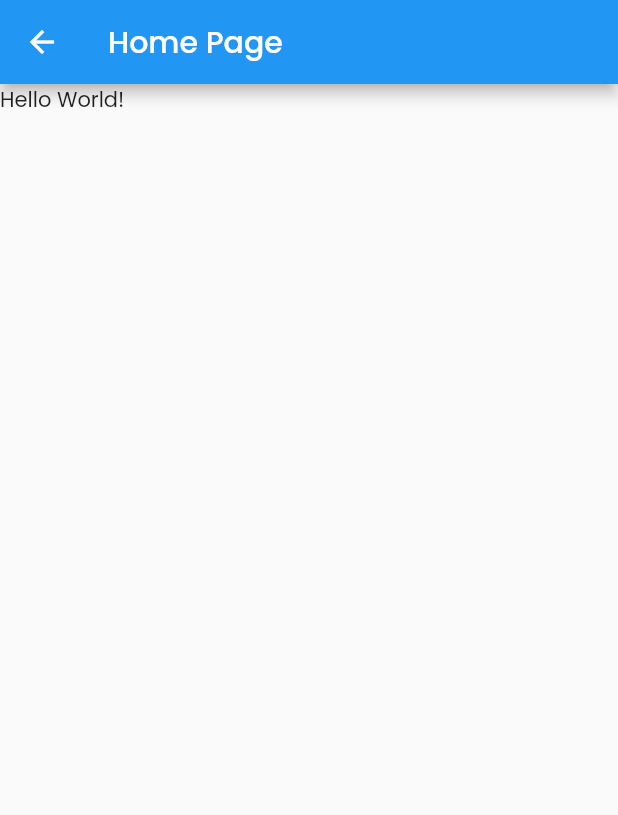
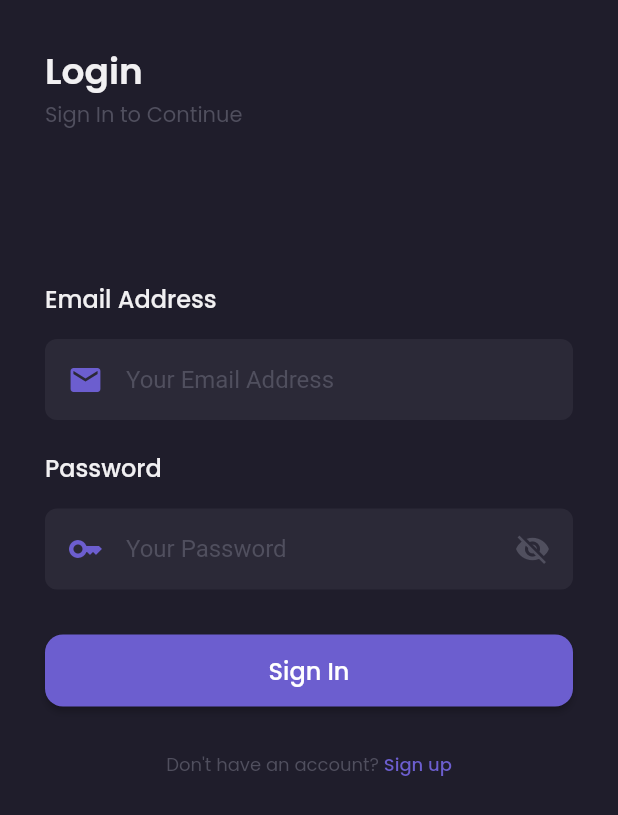
Before and after one commit to kevinrisqi/shoes_market, a Flutter app: the screen it shows after launch, on a phone screen of 412 x 824 dp. Shown: the top 815 px of the screen. Run offline on Flutter 3.47's test engine with Material 2 defaults, Android fonts, the phone set to English and light mode, and no system bars; our stand-ins replace flutter_screenutil, get, google_fonts.

Commit message:
create sign in & sign up pages

```diff
--- /dev/null
+++ b/lib/pages/login_page/login_controller.dart
@@ -0,0 +1,31 @@
+import 'dart:developer';
+
+import 'package:flutter/material.dart';
+import 'package:get/get.dart';
+import 'package:get/get_state_manager/get_state_manager.dart';
+
+class LoginController extends GetxController
+    with GetSingleTickerProviderStateMixin {
+  TextEditingController email = TextEditingController();
+  TextEditingController password = TextEditingController();
+
+  RxBool isLoading = false.obs;
+
+  Future<void> loginAction() async {
+    isLoading.toggle();
+    await Future.delayed(const Duration(seconds: 3));
+    isLoading.toggle();
+  }
+
+  @override
+  void onInit() {
+    log('Login Controller Init');
+    super.onInit();
+  }
+
+  @override
+  void dispose() {
+    log('Login Controller Dispose');
+    super.dispose();
+  }
+}
--- /dev/null
+++ b/lib/pages/login_page/login_page.dart
@@ -0,0 +1,142 @@
+import 'dart:developer';
+
+import 'package:flutter/material.dart';
+import 'package:get/get.dart';
+import 'package:shoes_market/pages/login_page/login_controller.dart';
+import 'package:shoes_market/routes/route_name.dart';
+import 'package:shoes_market/shared/colors.dart';
+import 'package:shoes_market/shared/sizes.dart';
+import 'package:shoes_market/widgets/custom_button.dart';
+import 'package:shoes_market/widgets/custom_text.dart';
+import 'package:shoes_market/widgets/custom_text_field.dart';
+
+class LoginPage extends StatelessWidget {
+  const LoginPage({super.key});
+
+  @override
+  Widget build(BuildContext context) {
+    return Scaffold(
+      backgroundColor: bgColor1,
+      body: GetBuilder<LoginController>(builder: (c) {
+        return SafeArea(
+          child: SingleChildScrollView(
+            scrollDirection: Axis.vertical,
+            child: Column(
+              crossAxisAlignment: CrossAxisAlignment.start,
+              children: [
+                header(),
+                SizedBox(
+                  height: padding + 10,
+                ),
+                content(),
+              ],
+            ),
+          ),
+        );
+      }),
+    );
+  }
+
+  Widget header() {
+    return Padding(
+      padding: EdgeInsets.all(padding),
+      child: Column(
+        crossAxisAlignment: CrossAxisAlignment.start,
+        children: [
+          customText(
+            'Login',
+            fontSize: 24,
+            fontWeight: semiBold,
+            color: primaryTextColor,
+          ),
+          customText(
+            'Sign In to Continue',
+            color: subtitleTextColor,
+          ),
+        ],
+      ),
+    );
+  }
+
+  Widget content() {
+    return GetBuilder<LoginController>(
+      builder: (c) {
+        return Padding(
+          padding: EdgeInsets.all(padding),
+          child: Column(
+            crossAxisAlignment: CrossAxisAlignment.start,
+            children: [
+              customText(
+                'Email Address',
+                fontSize: 16,
+                fontWeight: medium,
+                color: primaryTextColor,
+              ),
+              SizedBox(
+                height: padding / 2,
+              ),
+              customTextField(
+                'Your Email Address',
+                controller: c.email,
+                icon: Icons.email,
+              ),
+              SizedBox(
+                height: padding - 10,
+              ),
+              customText(
+                'Password',
+                fontSize: 16,
+                fontWeight: medium,
+                color: primaryTextColor,
+              ),
+              SizedBox(
+                height: padding / 2,
+              ),
+              customTextField(
+                'Your Password',
+                controller: c.password,
+                icon: Icons.key,
+                isPassword: true,
+              ),
+              SizedBox(
+                height: padding,
+              ),
+              Obx(
+                () => customButton(
+                  'Sign In',
+                  isLoading: c.isLoading.value,
+                  ontap: () async {
+                    log('Login');
+                    c.loginAction();
+                  },
+                ),
+              ),
+              SizedBox(
+                height: padding,
+              ),
+              Row(
+                mainAxisAlignment: MainAxisAlignment.center,
+                children: [
+                  customText(
+                    'Don\'t have an account? ',
+                    color: subtitleTextColor,
+                    fontSize: FontSize.s12,
+                  ),
+                  InkWell(
+                    onTap: () => Get.toNamed(RouteName.register),
+                    child: customText(
+                      'Sign up',
+                      color: mainColor,
+                      fontSize: FontSize.s12,
+                      fontWeight: medium,
+                    ),
+                  )
+                ],
+              )
+            ],
+          ),
+        );
+      },
+    );
+  }
+}
--- a/lib/pages/splash_screen_page/splash_screen_controller.dart
+++ b/lib/pages/splash_screen_page/splash_screen_controller.dart
@@ -7,7 +7,7 @@ class SplashScreenController extends GetxController {
   void onInit() {
     Future.microtask(() async {
       await Future.delayed(const Duration(seconds: 3));
-      Get.toNamed(RouteName.home);
+      Get.offAllNamed(RouteName.login);
     });
     super.onInit();
   }
--- a/lib/routes/route.dart
+++ b/lib/routes/route.dart
@@ -1,6 +1,9 @@
 import 'package:get/get.dart';
 import 'package:shoes_market/pages/home_page/home_page.dart';
+import 'package:shoes_market/pages/login_page/login_page.dart';
+import 'package:shoes_market/pages/register_page/register_page.dart';
 import 'package:shoes_market/pages/splash_screen_page/splash_screen_page.dart';
+import 'package:shoes_market/routes/binding.dart';
 import 'package:shoes_market/routes/route_name.dart';
 
 List<GetPage> pages = [
@@ -10,6 +13,16 @@ List<GetPage> pages = [
   ),
   GetPage(
     name: RouteName.home,
-    page: () => HomePage(),
+    page: () => const HomePage(),
+  ),
+  GetPage(
+    name: RouteName.login,
+    page: () => const LoginPage(),
+    binding: LoginBinding(),
+  ),
+  GetPage(
+    name: RouteName.register,
+    page: () => const RegisterPage(),
+    binding: RegisterBinding(),
   ),
 ];
--- a/lib/routes/route_name.dart
+++ b/lib/routes/route_name.dart
@@ -1,4 +1,6 @@
 abstract class RouteName {
   static const splashScreen = '/splash-screen';
   static const home = '/';
+  static const login = '/login';
+  static const register = '/register';
 }
--- a/lib/shared/colors.dart
+++ b/lib/shared/colors.dart
@@ -1,12 +1,13 @@
 import 'package:flutter/material.dart';
 
 /// Color
-const Color mainColor =  Color(0xff6C5ECF);
-const Color secondaryColor =  Color(0xff38ABBE);
-const Color alertColor =  Color(0xffED6363);
-const Color priceColor =  Color(0xff2C96F1);
-const Color bgColor1 =  Color(0xff1F1D2B);
-const Color bgColor2 =  Color(0xff2B2937);
-const Color bgColor3  =  Color(0xff242231);
-const Color primaryTextColor  =  Color(0xffF1F0F2);
-const Color secondaryTextColor  =  Color(0xff999999);
+const Color mainColor = Color(0xff6C5ECF);
+const Color secondaryColor = Color(0xff38ABBE);
+const Color alertColor = Color(0xffED6363);
+const Color priceColor = Color(0xff2C96F1);
+const Color bgColor1 = Color(0xff1F1D2B);
+const Color bgColor2 = Color(0xff2B2937);
+const Color bgColor3 = Color(0xff242231);
+const Color primaryTextColor = Color(0xffF1F0F2);
+const Color secondaryTextColor = Color(0xff999999);
+const Color subtitleTextColor = Color(0xff504F5E);
--- a/lib/shared/sizes.dart
+++ b/lib/shared/sizes.dart
@@ -6,7 +6,7 @@ double defaultScreenHeight = 810.0;
 double screenWidth = defaultScreenWidth;
 double screenHeight = defaultScreenHeight;
 
-double padding = 16;
+double padding = 30;
 
 class Sizes {
   static double s0 = 0.0;
--- /dev/null
+++ b/lib/widgets/custom_button.dart
@@ -0,0 +1,54 @@
+import 'dart:developer';
+
+import 'package:flutter/material.dart';
+import 'package:get/get.dart';
+
+import '../shared/colors.dart';
+import '../shared/sizes.dart';
+import 'custom_text.dart';
+
+Widget customButton(
+  String title, {
+  bool isLoading = false,
+  Function()? ontap,
+}) {
+  return ElevatedButton(
+    onPressed: isLoading ? () {} : ontap,
+    style: ElevatedButton.styleFrom(
+        backgroundColor: mainColor,
+        shape: RoundedRectangleBorder(borderRadius: BorderRadius.circular(12))),
+    child: Container(
+      width: Get.width,
+      padding: EdgeInsets.symmetric(vertical: padding / 2 - 3),
+      child: Row(
+        mainAxisAlignment: MainAxisAlignment.center,
+        children: [
+          if (isLoading) ...[
+            const SizedBox(
+              width: 20,
+              height: 20,
+              child: CircularProgressIndicator(
+                color: Colors.white,
+                strokeWidth: 3,
+              ),
+            ),
+            SizedBox(
+              width: padding / 2,
+            ),
+            customText(
+              'Loading',
+              fontSize: FontSize.s16,
+              fontWeight: medium,
+            ),
+          ],
+          if (!isLoading)
+            customText(
+              title,
+              fontWeight: medium,
+              fontSize: FontSize.s16,
+            ),
+        ],
+      ),
+    ),
+  );
+}
--- a/lib/widgets/custom_text.dart
+++ b/lib/widgets/custom_text.dart
@@ -18,10 +18,15 @@ Widget customText(
   int? maxLines,
   bool? softWrap,
   Locale? locale,
+  Color? color,
 }) {
   return Text(
     text,
-    style: GoogleFonts.poppins(fontSize: fontSize, fontWeight: fontWeight),
+    style: GoogleFonts.poppins(
+      fontSize: fontSize,
+      fontWeight: fontWeight,
+      color: color,
+    ),
     textAlign: textAlign,
     overflow: textOverflow,
     maxLines: maxLines,
--- /dev/null
+++ b/lib/widgets/custom_text_field.dart
@@ -0,0 +1,115 @@
+import 'dart:developer';
+
+import 'package:flutter/material.dart';
+import 'package:get/state_manager.dart';
+
+import '../shared/colors.dart';
+import '../shared/sizes.dart';
+
+Widget customTextField(
+  String hintText, {
+  TextEditingController? controller,
+  IconData? icon,
+  String? image,
+  Color? iconColor,
+  Color? backgroundColor,
+  bool isPassword = false,
+}) {
+  RxBool isObscure = true.obs;
+  if (!isPassword) {
+    return Container(
+      padding:
+          EdgeInsets.symmetric(horizontal: padding / 2, vertical: padding / 2),
+      decoration: BoxDecoration(
+        borderRadius: BorderRadius.circular(8),
+        color: backgroundColor ?? bgColor2,
+      ),
+      child: Row(
+        children: [
+          if (icon == null)
+            Image.asset(
+              image!,
+              width: 22 ,
+              height: 22,
+              color: iconColor,
+            ),
+          if (icon != null)
+            Icon(
+              icon,
+              color: iconColor ?? mainColor,
+            ),
+          SizedBox(
+            width: padding / 2,
+          ),
+          Expanded(
+            child: TextField(
+              controller: controller,
+              style: const TextStyle(color: primaryTextColor),
+              decoration: InputDecoration.collapsed(
+                hintText: hintText,
+                hintStyle: const TextStyle(color: subtitleTextColor),
+              ),
+            ),
+          ),
+        ],
+      ),
+    );
+  } else {
+    return Obx(
+      () => Container(
+        padding: EdgeInsets.symmetric(
+            horizontal: padding / 2, vertical: padding / 2),
+        decoration: BoxDecoration(
+          borderRadius: BorderRadius.circular(8),
+          color: backgroundColor ?? bgColor2,
+        ),
+        child: Row(
+          children: [
+            if (icon == null)
+              Image.asset(
+                image!,
+                width: 22,
+                height: 22,
+                color: iconColor,
+              ),
+            if (icon != null)
+              Icon(
+                icon,
+                color: iconColor ?? mainColor,
+              ),
+            SizedBox(
+              width: padding / 2,
+            ),
+            Expanded(
+              child: TextField(
+                controller: controller,
+                style: const TextStyle(color: primaryTextColor),
+                obscureText: isObscure.value,
+                decoration: InputDecoration.collapsed(
+                  hintText: hintText,
+                  hintStyle: const TextStyle(color: subtitleTextColor),
+                ),
+              ),
+            ),
+            InkWell(
+              onTap: () {
+                isObscure.toggle();
+
+                log('Is Hide: ${isObscure.value}');
+              },
+              child: isObscure.value
+                  ? const Icon(
+                      Icons.visibility_off,
+                      color: subtitleTextColor,
+                    )
+                  : const Icon(
+                      Icons.visibility,
+                      color: subtitleTextColor,
+                    ),
+            ),
+          ],
+        ),
+      ),
+    );
+  }
+}
```
Also changed, not shown: lib/pages/register_page/register_controller.dart (added, +17 -0 lines), lib/pages/register_page/register_page.dart (added, +118 -0 lines), lib/routes/binding.dart (+15 -0 lines), 4 other files.
